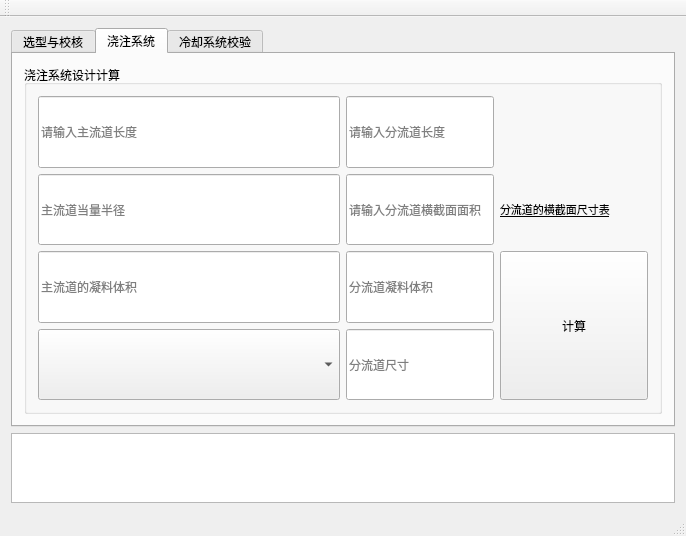
The window that Checking_tool_of_pouring_machine/mainwindow.ui (MagicXran/artistic_work) describes before a commit, drawn with Qt 5.
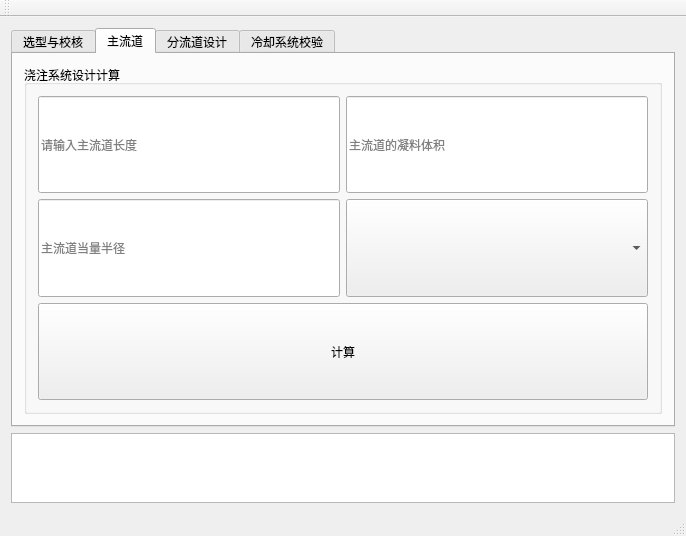
The same window after the commit. The open tabs and pages were chosen to show the change.

Commit message: 完成毕业设计分栏

Patch:
```diff
--- a/Checking_tool_of_pouring_machine/mainwindow.ui
+++ b/Checking_tool_of_pouring_machine/mainwindow.ui
@@ -293,7 +293,7 @@
       </widget>
       <widget class="QWidget" name="tab_3">
        <attribute name="title">
-        <string>浇注系统</string>
+        <string>主流道</string>
        </attribute>
        <layout class="QGridLayout" name="gridLayout_9">
         <item row="0" column="0">
@@ -307,10 +307,10 @@
           <property name="title">
            <string>浇注系统设计计算</string>
           </property>
-          <layout class="QGridLayout" name="gridLayout_8">
+          <layout class="QGridLayout" name="gridLayout_16">
            <item row="0" column="0">
-            <layout class="QVBoxLayout" name="verticalLayout_6">
-             <item>
+            <layout class="QGridLayout" name="gridLayout_15">
+             <item row="0" column="0">
               <widget class="QLineEdit" name="text_main_L">
                <property name="sizePolicy">
                 <sizepolicy hsizetype="Expanding" vsizetype="Expanding">
@@ -326,26 +326,7 @@
                </property>
               </widget>
              </item>
-             <item>
-              <widget class="QLineEdit" name="text_main_radius">
-               <property name="sizePolicy">
-                <sizepolicy hsizetype="Expanding" vsizetype="Expanding">
-                 <horstretch>0</horstretch>
-                 <verstretch>0</verstretch>
-                </sizepolicy>
-               </property>
-               <property name="text">
-                <string/>
-               </property>
-               <property name="readOnly">
-                <bool>true</bool>
-               </property>
-               <property name="placeholderText">
-                <string>主流道当量半径</string>
-               </property>
-              </widget>
-             </item>
-             <item>
+             <item row="0" column="1">
               <widget class="QLineEdit" name="text_main_volume">
                <property name="enabled">
                 <bool>true</bool>
@@ -367,7 +348,26 @@
                </property>
               </widget>
              </item>
-             <item>
+             <item row="1" column="0">
+              <widget class="QLineEdit" name="text_main_radius">
+               <property name="sizePolicy">
+                <sizepolicy hsizetype="Expanding" vsizetype="Expanding">
+                 <horstretch>0</horstretch>
+                 <verstretch>0</verstretch>
+                </sizepolicy>
+               </property>
+               <property name="text">
+                <string/>
+               </property>
+               <property name="readOnly">
+                <bool>true</bool>
+               </property>
+               <property name="placeholderText">
+                <string>主流道当量半径</string>
+               </property>
+              </widget>
+             </item>
+             <item row="1" column="1">
               <widget class="QComboBox" name="comboBox_kou">
                <property name="sizePolicy">
                 <sizepolicy hsizetype="Expanding" vsizetype="Expanding">
@@ -377,9 +377,32 @@
                </property>
               </widget>
              </item>
+             <item row="2" column="0" colspan="2">
+              <widget class="QPushButton" name="btn_calc_main">
+               <property name="sizePolicy">
+                <sizepolicy hsizetype="Expanding" vsizetype="Expanding">
+                 <horstretch>0</horstretch>
+                 <verstretch>0</verstretch>
+                </sizepolicy>
+               </property>
+               <property name="text">
+                <string>计算</string>
+               </property>
+              </widget>
+             </item>
             </layout>
            </item>
-           <item row="0" column="1">
+          </layout>
+         </widget>
+        </item>
+       </layout>
+      </widget>
+      <widget class="QWidget" name="tab_2">
+       <attribute name="title">
+        <string>分流道设计</string>
+       </attribute>
+       <layout class="QGridLayout" name="gridLayout_8">
+        <item row="0" column="0">
             <layout class="QGridLayout" name="gridLayout_7">
              <item row="1" column="0">
               <widget class="QLineEdit" name="text_sub_area">
@@ -491,9 +514,6 @@
               </widget>
              </item>
             </layout>
-           </item>
-          </layout>
-         </widget>
         </item>
        </layout>
       </widget>
```
Left out of the diff: 4 changed lines with no effect on the pictures. Lines whose indentation alone changed are shown as unchanged. The commit also changes 24 other files.
